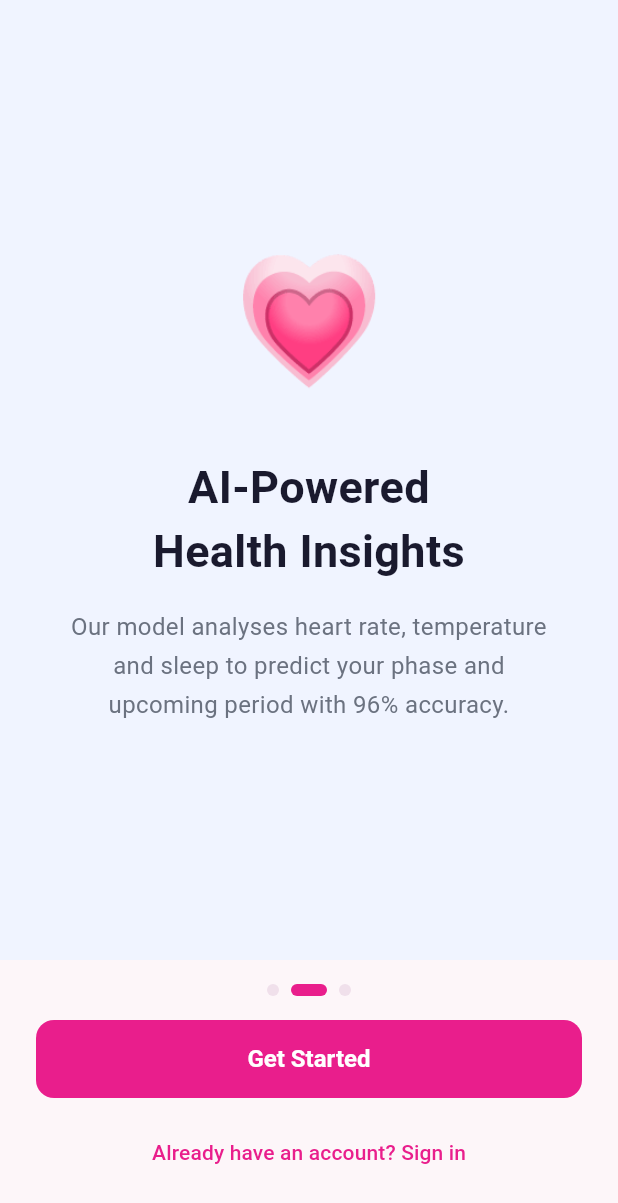
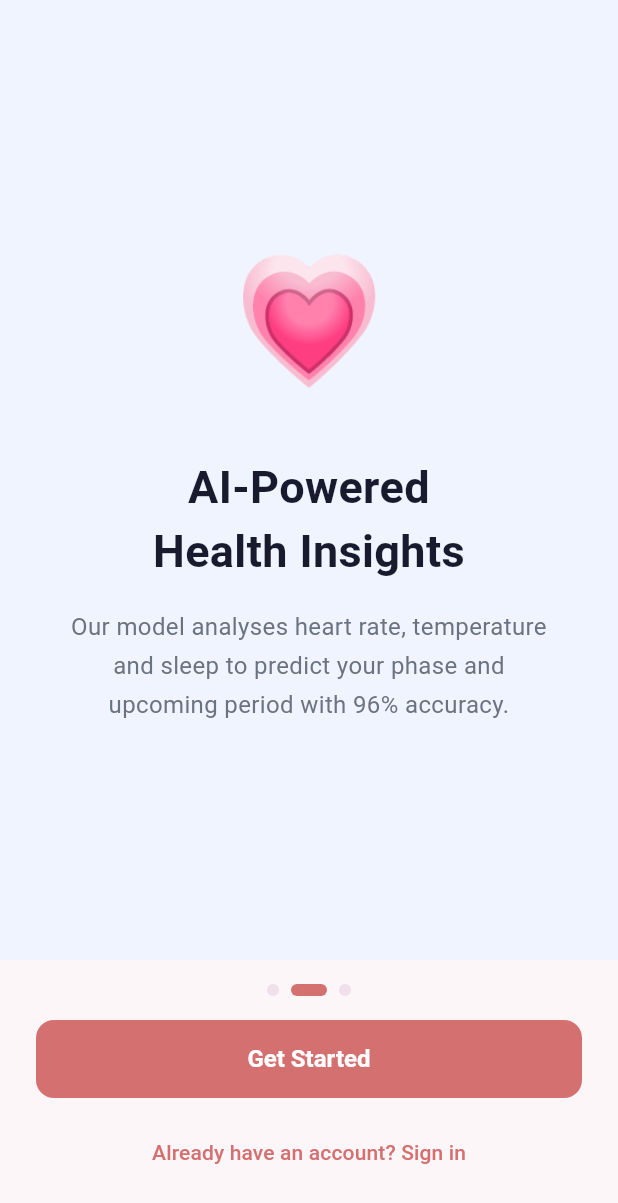
Before and after one commit to Minniefo/luna-menstrual-predicting-system, a Flutter app: the screen it shows after launch, swiped to page 2, on a phone screen of 412 x 824 dp. Shown: the top 1203 px of the screen. Run offline on Flutter 3.47's test engine with Material 3 defaults, Android fonts, the phone set to English and light mode, and no system bars; our stand-ins replace fl_chart, flutter_markdown, flutter_secure_storage, table_calendar.

Commit message:
style: update primary color palette and gradient to softer muted red tones

```diff
--- a/lib/theme/app_theme.dart
+++ b/lib/theme/app_theme.dart
@@ -1,10 +1,10 @@
 import 'package:flutter/material.dart';
 
 class AppTheme {
-  static const Color primary       = Color(0xFFE91E8C);
-  static const Color primaryLight  = Color(0xFFF8BBD9);
-  static const Color primaryDark   = Color(0xFFC2185B);
-  static const Color accent        = Color(0xFFFF6B9D);
+  static const Color primary       = Color(0xFFD47070);
+  static const Color primaryLight  = Color(0xFFF0B4B4);
+  static const Color primaryDark   = Color(0xFFA84E4E);
+  static const Color accent        = Color(0xFFE08E8E);
 
   static const Color menstrualColor  = Color(0xFFE91E63);
   static const Color follicularColor = Color(0xFF4CAF50);
@@ -25,7 +25,7 @@
   static const Color warning = Color(0xFFF44336);
 
   static const LinearGradient primaryGradient = LinearGradient(
-    colors: [Color(0xFFE91E8C), Color(0xFFFF6B9D)],
+    colors: [Color(0xFFD47070), Color(0xFFE08E8E)],
     begin: Alignment.topLeft,
     end: Alignment.bottomRight,
   );
```
